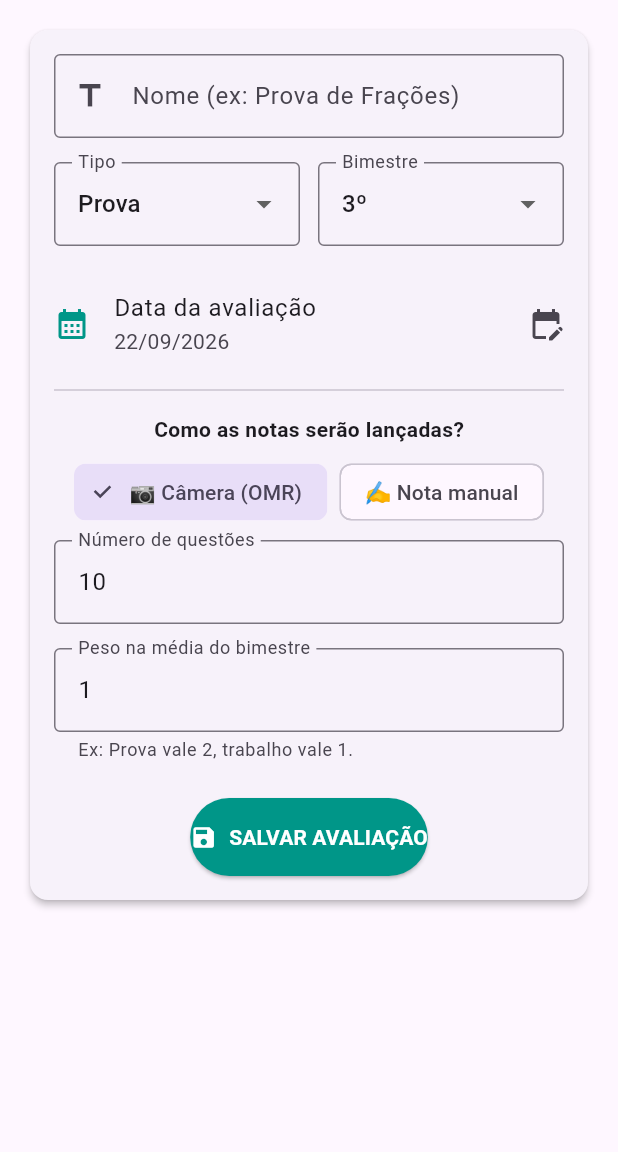
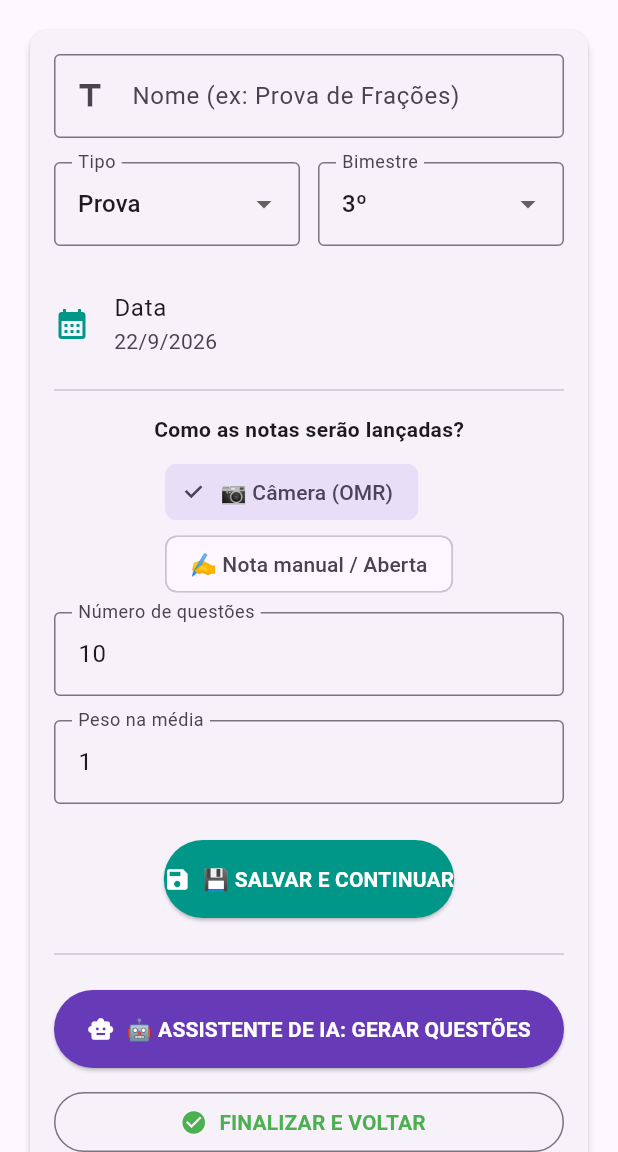
Before and after one commit to jonasmatematico-png/omr_sistema_app, a Flutter app: the TelaCadastroAvaliacao screen opened directly, on a phone screen of 412 x 824 dp, the part 84-1236 px from its top. Run offline on Flutter 3.47's test engine with Material 3 defaults, Android fonts, the phone set to English and light mode, and no system bars; our stand-ins replace flutter_image_compress, share_plus, shared_preferences, supabase_flutter; missing offline and left inert: google_mlkit_barcode_scanning, google_mlkit_document_scanner; accounts and stored records are empty.

Commit message:
Update tela_cadastro_avaliacao.dart

```diff
--- a/lib/screens/tela_cadastro_avaliacao.dart
+++ b/lib/screens/tela_cadastro_avaliacao.dart
@@ -1,5 +1,6 @@
 import 'package:flutter/material.dart';
 import 'package:supabase_flutter/supabase_flutter.dart';
+import 'tela_assistente_ia.dart';
 
 class TelaCadastroAvaliacao extends StatefulWidget {
   const TelaCadastroAvaliacao({super.key});
@@ -13,6 +14,7 @@ class _TelaCadastroAvaliacaoState extends State<TelaCadastroAvaliacao> {
   final _pesoController = TextEditingController(text: '1');
   final _questoesController = TextEditingController(text: '10');
 
+  int? _idAvaliacaoSalva;
   int _bimestre = 3;
   String _modo = 'omr';
   String _tipo = 'Prova';
@@ -21,6 +23,7 @@ class _TelaCadastroAvaliacaoState extends State<TelaCadastroAvaliacao> {
 
   final List<String> _tipos = [
     'Prova',
+    'Prova Aberta',
     'Simulado SAEB',
     'Trabalho',
     'Atividade',
@@ -40,25 +43,33 @@ class _TelaCadastroAvaliacaoState extends State<TelaCadastroAvaliacao> {
     setState(() => _salvando = true);
     try {
       final supabase = Supabase.instance.client;
-      // 🚨 CORREÇÃO: removida a coluna 'disciplina' (não existe na tabela)
-      await supabase.from('avaliacoes').insert({
+      final resp = await supabase
+          .from('avaliacoes')
+          .insert({
             'nome': _nomeController.text.trim(),
             'data_prova': _data.toIso8601String().split('T')[0],
             'numero_questoes': int.tryParse(_questoesController.text) ?? 10,
             'bimestre': _bimestre,
             'peso_media':
-            double.tryParse(_pesoController.text.replaceAll(',', '.')) ?? 1.0,
+                double.tryParse(_pesoController.text.replaceAll(',', '.')) ??
+                1.0,
             'modo_correcao': _modo,
             'tipo': _tipo,
+          })
+          .select('id')
+          .single();
+
+      setState(() {
+        _idAvaliacaoSalva = resp['id'] as int;
       });
+
       if (mounted) {
         ScaffoldMessenger.of(context).showSnackBar(
           const SnackBar(
-            content: Text('✅ Avaliação cadastrada com sucesso!'),
+            content: Text('✅ Salvo! Agora o botão roxo está liberado.'),
             backgroundColor: Colors.green,
           ),
         );
-        Navigator.pop(context, true);
       }
     } catch (e) {
       if (mounted) {
@@ -70,8 +81,29 @@ class _TelaCadastroAvaliacaoState extends State<TelaCadastroAvaliacao> {
         );
       }
     } finally {
-      setState(() => _salvando = false);
+      if (mounted) setState(() => _salvando = false);
     }
+  }
+
+  void _irParaAssistenteIA() {
+    if (_idAvaliacaoSalva == null) {
+      ScaffoldMessenger.of(context).showSnackBar(
+        const SnackBar(
+          content: Text('⚠️ Preencha o nome e clique em SALVAR primeiro!'),
+          backgroundColor: Colors.orange,
+        ),
+      );
+      return;
+    }
+    Navigator.push(
+      context,
+      MaterialPageRoute(
+        builder: (_) => TelaAssistenteIA(
+          avaliacaoId: _idAvaliacaoSalva,
+          nomeAvaliacao: _nomeController.text,
+        ),
+      ),
+    );
   }
 
   @override
@@ -106,35 +138,37 @@ class _TelaCadastroAvaliacaoState extends State<TelaCadastroAvaliacao> {
                   children: [
                     Expanded(
                       child: DropdownButtonFormField<String>(
-                        isExpanded: true, // 🚨 CORREÇÃO do overflow
+                        isExpanded: true,
                         value: _tipo,
                         decoration: const InputDecoration(
                           labelText: 'Tipo',
                           border: OutlineInputBorder(),
                         ),
-                        items: [
-                          for (final t in _tipos)
-                            DropdownMenuItem(
-                              value: t,
-                              child: Text(t, overflow: TextOverflow.ellipsis),
-                            ),
-                        ],
+                        items: _tipos
+                            .map(
+                              (t) => DropdownMenuItem(value: t, child: Text(t)),
+                            )
+                            .toList(),
                         onChanged: (v) => setState(() => _tipo = v ?? 'Prova'),
                       ),
                     ),
                     const SizedBox(width: 12),
                     Expanded(
                       child: DropdownButtonFormField<int>(
-                        isExpanded: true, // 🚨 CORREÇÃO do overflow
+                        isExpanded: true,
                         value: _bimestre,
                         decoration: const InputDecoration(
                           labelText: 'Bimestre',
                           border: OutlineInputBorder(),
                         ),
-                        items: [
-                          for (int i = 1; i <= 4; i++)
-                            DropdownMenuItem(value: i, child: Text('$iº')),
-                        ],
+                        items: [1, 2, 3, 4]
+                            .map(
+                              (i) => DropdownMenuItem(
+                                value: i,
+                                child: Text('$iº'),
+                              ),
+                            )
+                            .toList(),
                         onChanged: (v) => setState(() => _bimestre = v ?? 3),
                       ),
                     ),
@@ -144,11 +178,8 @@ class _TelaCadastroAvaliacaoState extends State<TelaCadastroAvaliacao> {
                 ListTile(
                   contentPadding: EdgeInsets.zero,
                   leading: const Icon(Icons.calendar_month, color: Colors.teal),
-                  title: const Text('Data da avaliação'),
-                  subtitle: Text(
-                    '${_data.day.toString().padLeft(2, '0')}/${_data.month.toString().padLeft(2, '0')}/${_data.year}',
-                  ),
-                  trailing: const Icon(Icons.edit_calendar),
+                  title: const Text('Data'),
+                  subtitle: Text('${_data.day}/${_data.month}/${_data.year}'),
                   onTap: () async {
                     final picked = await showDatePicker(
                       context: context,
@@ -175,7 +206,7 @@ class _TelaCadastroAvaliacaoState extends State<TelaCadastroAvaliacao> {
                       onSelected: (_) => setState(() => _modo = 'omr'),
                     ),
                     ChoiceChip(
-                      label: const Text('✍️ Nota manual'),
+                      label: const Text('✍️ Nota manual / Aberta'),
                       selected: _modo == 'manual',
                       onSelected: (_) => setState(() => _modo = 'manual'),
                     ),
@@ -199,12 +230,13 @@ class _TelaCadastroAvaliacaoState extends State<TelaCadastroAvaliacao> {
                     decimal: true,
                   ),
                   decoration: const InputDecoration(
-                    labelText: 'Peso na média do bimestre',
+                    labelText: 'Peso na média',
                     border: OutlineInputBorder(),
-                    helperText: 'Ex: Prova vale 2, trabalho vale 1.',
                   ),
                 ),
                 const SizedBox(height: 24),
+
+                // BOTÃO DE SALVAR
                 ElevatedButton.icon(
                   onPressed: _salvando ? null : _salvar,
                   icon: _salvando
@@ -218,7 +250,7 @@ class _TelaCadastroAvaliacaoState extends State<TelaCadastroAvaliacao> {
                         )
                       : const Icon(Icons.save),
                   label: const Text(
-                    'SALVAR AVALIAÇÃO',
+                    '💾 SALVAR E CONTINUAR',
                     style: TextStyle(fontWeight: FontWeight.bold),
                   ),
                   style: ElevatedButton.styleFrom(
@@ -227,11 +259,48 @@ class _TelaCadastroAvaliacaoState extends State<TelaCadastroAvaliacao> {
                     padding: const EdgeInsets.symmetric(vertical: 16),
                   ),
                 ),
-              ],
+
+                const SizedBox(height: 16),
+                const Divider(),
+                const SizedBox(height: 16),
+
+                // 🚨 BOTÃO ROXO SEMPRE VISÍVEL PARA TESTE 🚨
+                SizedBox(
+                  width: double.infinity,
+                  child: ElevatedButton.icon(
+                    onPressed: _irParaAssistenteIA,
+                    icon: const Icon(Icons.smart_toy, color: Colors.white),
+                    label: const Text(
+                      '🤖 ASSISTENTE DE IA: GERAR QUESTÕES',
+                      style: TextStyle(fontWeight: FontWeight.bold),
+                    ),
+                    style: ElevatedButton.styleFrom(
+                      backgroundColor: Colors.deepPurple,
+                      foregroundColor: Colors.white,
+                      padding: const EdgeInsets.symmetric(vertical: 16),
+                    ),
+                  ),
+                ),
+                const SizedBox(height: 12),
+                SizedBox(
+                  width: double.infinity,
+                  child: OutlinedButton.icon(
+                    onPressed: () => Navigator.pop(context, true),
+                    icon: const Icon(Icons.check_circle, color: Colors.green),
+                    label: const Text(
+                      'FINALIZAR E VOLTAR',
+                      style: TextStyle(
+                        color: Colors.green,
+                        fontWeight: FontWeight.bold,
                       ),
                     ),
                   ),
                 ),
-    );
-  }
-}
+              ], // Fecha children do Column
+            ), // Fecha Column
+          ), // Fecha Padding
+        ), // Fecha Card
+      ), // Fecha SingleChildScrollView
+    ); // Fecha return Scaffold
+  } // Fecha método build
+} // Fecha classe _TelaCadastroAvaliacaoState
```
Lines whose indentation alone changed are shown as unchanged.
